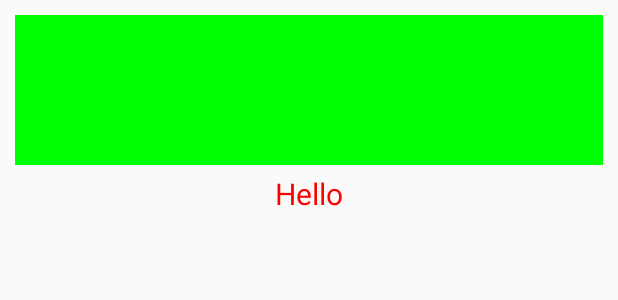
After one commit to Tommy8081/wine, an Android app: the layout layout_item.xml on its own in the app's theme, with its tools: preview values and no code run, on a phone screen of 412 x 824 dp. The commit adds this screen. Shown: the top 300 px of the screen. Run offline under Robolectric (Android 15) with nearby library versions, the phone set to English and light mode, and no system bars.

Commit message:
完成使用GridView测试首页

```diff
--- a/app/build.gradle
+++ b/app/build.gradle
@@ -23,6 +23,8 @@ android {
 dependencies {
     implementation fileTree(dir: 'libs', include: ['*.jar'])
     implementation("com.squareup.okhttp3:okhttp:4.0.1")
+    implementation 'com.github.bumptech.glide:glide:4.5.0'
+    annotationProcessor 'com.github.bumptech.glide:compiler:4.5.0'
     implementation 'com.ashokvarma.android:bottom-navigation-bar:2.1.0'
     implementation 'androidx.appcompat:appcompat:1.0.2'
     implementation 'androidx.constraintlayout:constraintlayout:1.1.3'
--- a/app/src/main/java/com/example/servertest/fragment/BFragment.java
+++ b/app/src/main/java/com/example/servertest/fragment/BFragment.java
@@ -17,7 +17,7 @@ public class BFragment extends Fragment {
     @Nullable
     @Override
     public View onCreateView(@NonNull LayoutInflater inflater, @Nullable ViewGroup container, @Nullable Bundle savedInstanceState) {
-        View view = inflater.inflate ( R.layout.fragment_a ,container,false);
+        View view = inflater.inflate ( R.layout.fragment_b,container,false);
         return view;
     }
 
--- /dev/null
+++ b/app/src/main/res/layout/layout_item.xml
@@ -0,0 +1,24 @@
+<?xml version="1.0" encoding="utf-8"?>
+<LinearLayout xmlns:android="http://schemas.android.com/apk/res/android"
+    android:orientation="vertical"
+    android:layout_width="match_parent"
+    android:layout_height="match_parent"
+    android:padding="10dp">
+    <ImageView
+        android:id="@+id/grid_IV_Id"
+        android:layout_width="match_parent"
+        android:layout_height="100dp"
+        android:scaleType="fitCenter"
+        android:background="#00FF00"/>
+    <TextView
+        android:id="@+id/grid_TV_Id"
+        android:layout_width="match_parent"
+        android:layout_height="wrap_content"
+        android:text="Hello"
+        android:textColor="#FF0000"
+        android:gravity="center"
+        android:textSize="20dp"
+        android:layout_marginTop="5dp"/>
+
+
+</LinearLayout>
```
Also changed, not shown: app/src/main/java/com/example/servertest/BottomNavtgaritonActivity.java (+44 -1 lines), app/src/main/java/com/example/servertest/MainActivity.java (+10 -7 lines), app/src/main/java/com/example/servertest/MygGridViewAdapter.java (added, +75 -0 lines), app/src/main/java/com/example/servertest/fragment/AFragment.java (+13 -6 lines), app/src/main/java/com/example/servertest/fragment/CFragment.java (+6 -1 lines), app/src/main/res/layout/fragment_a.xml (+10 -12 lines), app/src/main/res/layout/fragment_b.xml (+11 -6 lines).
